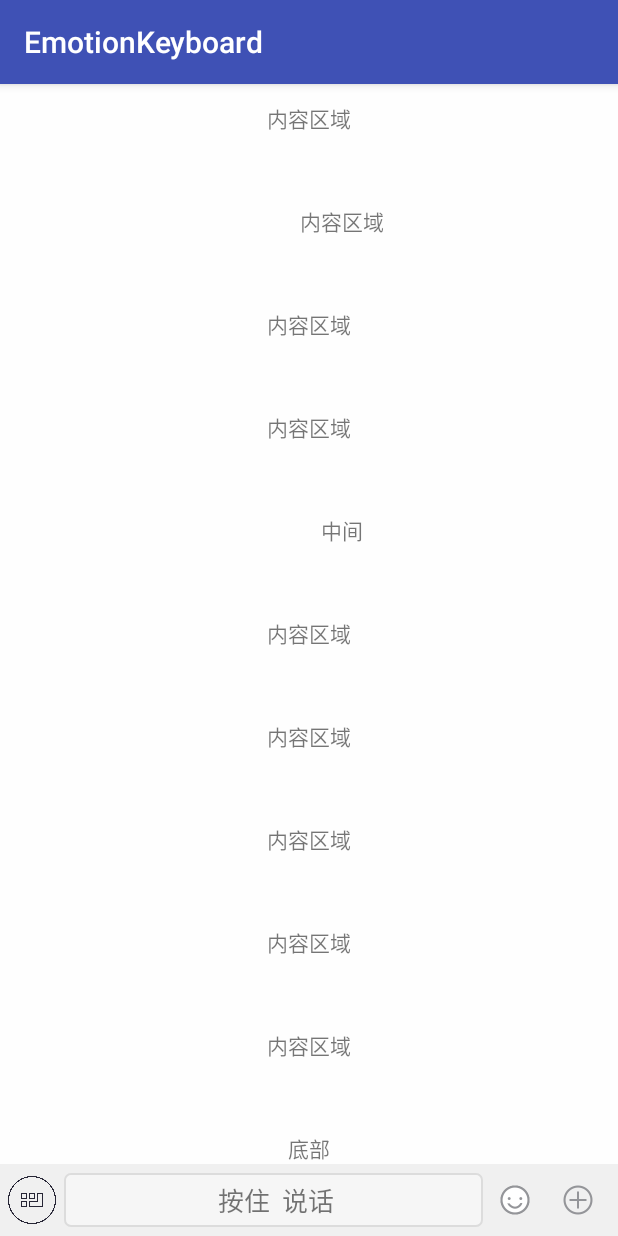
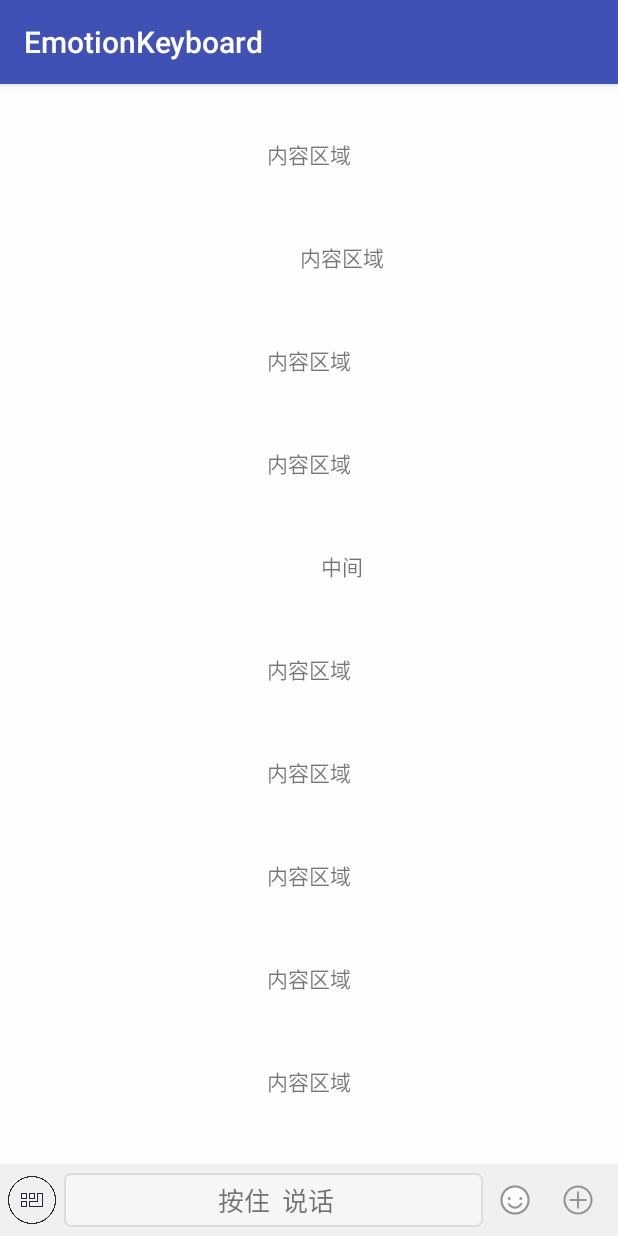
Before and after one commit to missmess/EmotionKeyboard, an Android app: the WechatActivity screen opened directly, with no data from a screen before it, after a tap on an icon or button, on a phone screen of 412 x 824 dp. Run offline under Robolectric (Android 15) with nearby library versions, the light colour scheme and no system bars.

Commit message:
1.1.3 重新指定根布局导致高度设置变得不可控，所以这个方法不推荐使用

```diff
--- a/app/src/main/java/com/missmess/emotionkeyboard/demo/WechatActivity.java
+++ b/app/src/main/java/com/missmess/emotionkeyboard/demo/WechatActivity.java
@@ -5,7 +5,6 @@ import android.support.v7.app.AppCompatActivity;
 import android.text.Editable;
 import android.text.TextWatcher;
 import android.view.View;
-import android.view.ViewGroup;
 import android.widget.EditText;
 import android.widget.ScrollView;
 
@@ -64,8 +63,6 @@ public class WechatActivity extends AppCompatActivity {
                 .addEmotionBtnAndLayout(btn_emoji, ll_bottom_layout)
                 .addEmotionBtnAndLayout(btn_more, ll_bottom_layout2)
                 .touchContentViewHideAllEnabled(null)
-                // 由于设置状态栏时，根布局设置了fitSystemWindow属性。重新指定新的root防止显示出错
-                .rootView((ViewGroup) findViewById(R.id.root))
                 .keyboardStateCallback(new KeyboardInfo.OnSoftKeyboardChangeListener() {
                     @Override
                     public void onSoftKeyboardStateChanged(boolean shown, int height) {
@@ -102,6 +99,16 @@ public class WechatActivity extends AppCompatActivity {
                     }
                 })
                 .build();
+
+        // 自己设置padding top值，这样才能显示正确。
+        findViewById(R.id.root).addOnLayoutChangeListener(new View.OnLayoutChangeListener() {
+            @Override
+            public void onLayoutChange(View v, int left, int top, int right, int bottom, int oldLeft, int oldTop, int oldRight, int oldBottom) {
+                v.setPadding(0,
+                        StatusBarUtils.getStatusBarHeight(WechatActivity.this) + getSupportActionBar().getHeight(), 0, 0);
+                v.removeOnLayoutChangeListener(this);
+            }
+        });
 
         btn_voice.setOnClickListener(new View.OnClickListener() {
             @Override
--- a/app/src/main/res/layout/activity_wechat.xml
+++ b/app/src/main/res/layout/activity_wechat.xml
@@ -1,5 +1,5 @@
 <?xml version="1.0" encoding="utf-8"?>
-<LinearLayout
+<RelativeLayout
     xmlns:android="http://schemas.android.com/apk/res/android"
     xmlns:tools="http://schemas.android.com/tools"
     android:layout_width="match_parent"
@@ -118,5 +118,4 @@
         android:text="更多功能"
         android:visibility="gone"/>
     </LinearLayout>
-
-</LinearLayout>
+</RelativeLayout>
--- a/emotionkeyboard/build.gradle
+++ b/emotionkeyboard/build.gradle
@@ -3,7 +3,7 @@ apply plugin: 'com.github.dcendents.android-maven'
 apply plugin: 'com.jfrog.bintray'
 
 group = "com.missmess.emotionkeyboard"
-version = "1.1.2"
+version = "1.1.3"
 
 android {
     compileSdkVersion 25
--- a/emotionkeyboard/src/main/java/com/missmess/emotionkeyboard/EmojiconKeyBoard.java
+++ b/emotionkeyboard/src/main/java/com/missmess/emotionkeyboard/EmojiconKeyBoard.java
@@ -20,9 +20,7 @@ import java.util.ArrayList;
  * 导致的一些糟糕的体验和bug。
  *
  * <p>
- * <b>注意如果你的activity根布局使用了fitSystemWindow
- * 属性，请调用{@link Builder#rootView(ViewGroup)}方法重新指定一个作为root。不然会出很严重的
- * 错误</b>
+ * <b>注意如果你的activity根布局使用了fitSystemWindow属性，为了正常显示表情键盘和键盘切换效果，框架会去除这个属性。请自行处理。</b>
  *
  *
  * @author wl
@@ -385,7 +383,10 @@ public class EmojiconKeyBoard implements KeyboardInfo.OnSoftKeyboardChangeListen
          * 个没有fitsSystemWindows属性的ViewGroup。
          * @param root 必须是聊天布局的parent ViewGroup
          * @return link call
+         * @deprecated 由于重新指定root，会导致高度设置不可控（比如root的parent是relative layout
+         * 时，就完全出错了）。导致了键盘显示错乱。所以不提倡使用。
          */
+        @Deprecated
         public Builder rootView(ViewGroup root) {
             impl.setRootView(root);
             return this;
```
Also changed, not shown: 1 other file.
